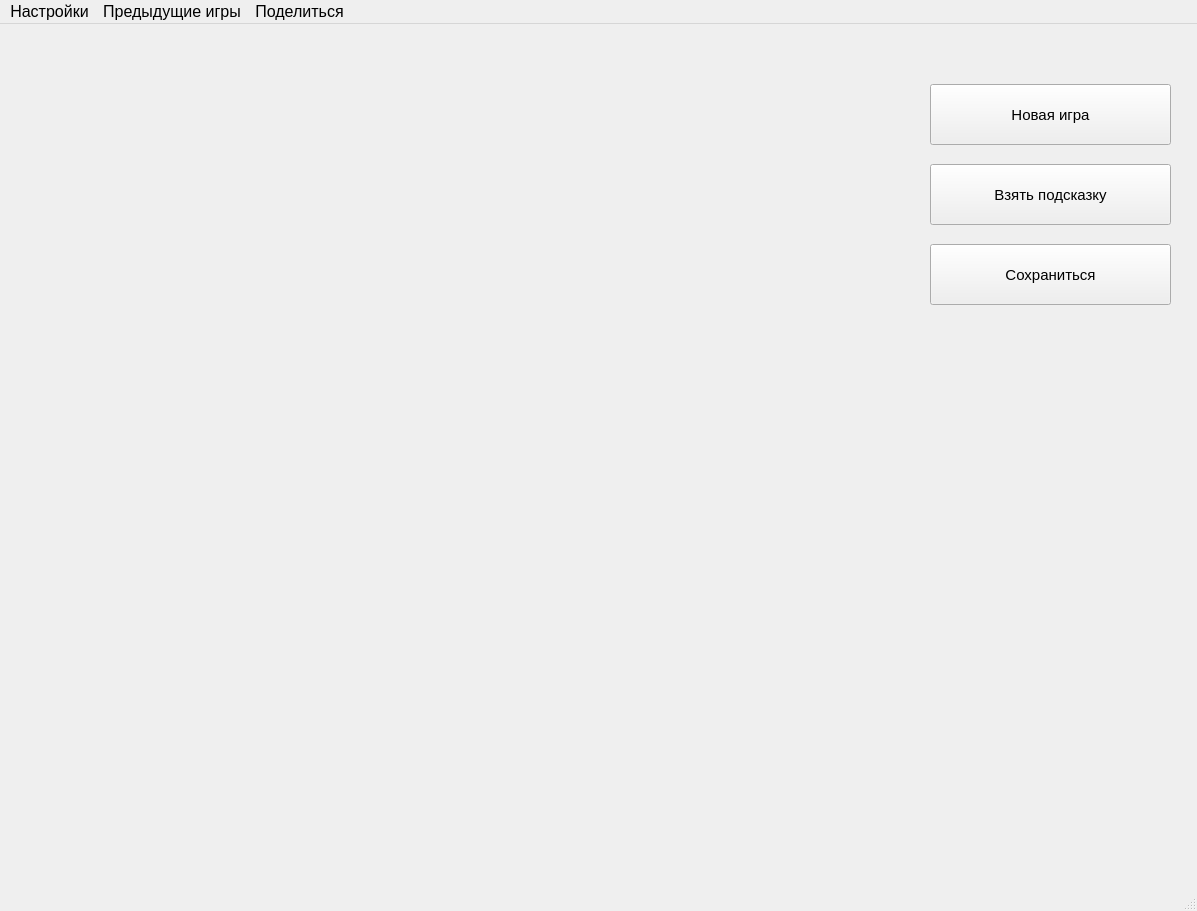
First picture: the form in design.ui, repository MatveyZhikharev/Chess_PyQt, before the edit.
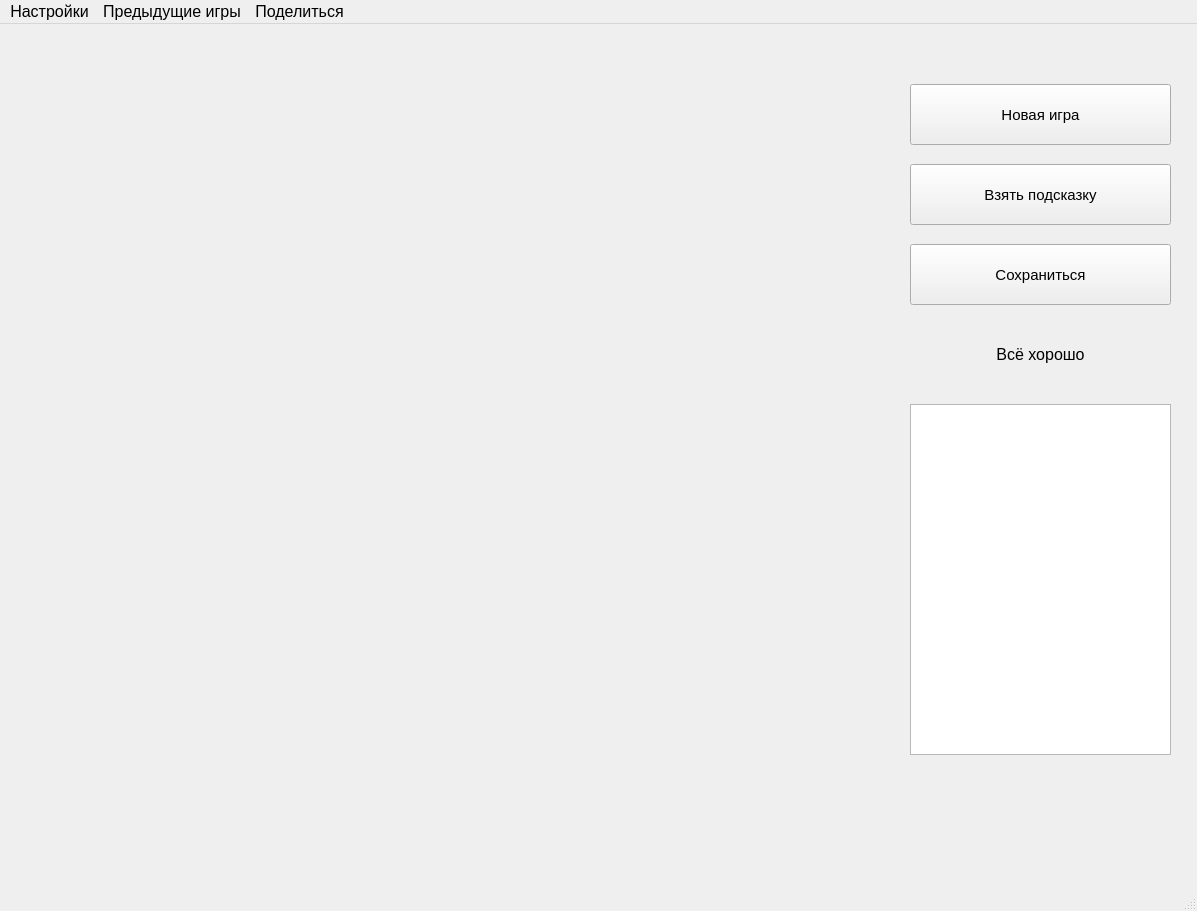
Second picture: the form after the edit.

Commit message: choicing(bugs1)

```diff
--- a/design.ui
+++ b/design.ui
@@ -22,9 +22,9 @@
    <widget class="QPushButton" name="new_game">
     <property name="geometry">
      <rect>
-      <x>930</x>
+      <x>910</x>
       <y>60</y>
-      <width>241</width>
+      <width>261</width>
       <height>61</height>
      </rect>
     </property>
@@ -40,9 +40,9 @@
    <widget class="QPushButton" name="save">
     <property name="geometry">
      <rect>
-      <x>930</x>
+      <x>910</x>
       <y>220</y>
-      <width>241</width>
+      <width>261</width>
       <height>61</height>
      </rect>
     </property>
@@ -58,9 +58,9 @@
    <widget class="QPushButton" name="take_hint">
     <property name="geometry">
      <rect>
-      <x>930</x>
+      <x>910</x>
       <y>140</y>
-      <width>241</width>
+      <width>261</width>
       <height>61</height>
      </rect>
     </property>
@@ -86,6 +86,35 @@
      <string/>
     </property>
    </widget>
+   <widget class="QListWidget" name="steps">
+    <property name="geometry">
+     <rect>
+      <x>910</x>
+      <y>380</y>
+      <width>261</width>
+      <height>351</height>
+     </rect>
+    </property>
+   </widget>
+   <widget class="QLabel" name="condition">
+    <property name="geometry">
+     <rect>
+      <x>910</x>
+      <y>300</y>
+      <width>261</width>
+      <height>61</height>
+     </rect>
+    </property>
+    <property name="layoutDirection">
+     <enum>Qt::LeftToRight</enum>
+    </property>
+    <property name="text">
+     <string>Всё хорошо</string>
+    </property>
+    <property name="alignment">
+     <set>Qt::AlignCenter</set>
+    </property>
+   </widget>
   </widget>
   <widget class="QMenuBar" name="menubar">
    <property name="geometry">
```
The commit also changes 1 other file.
